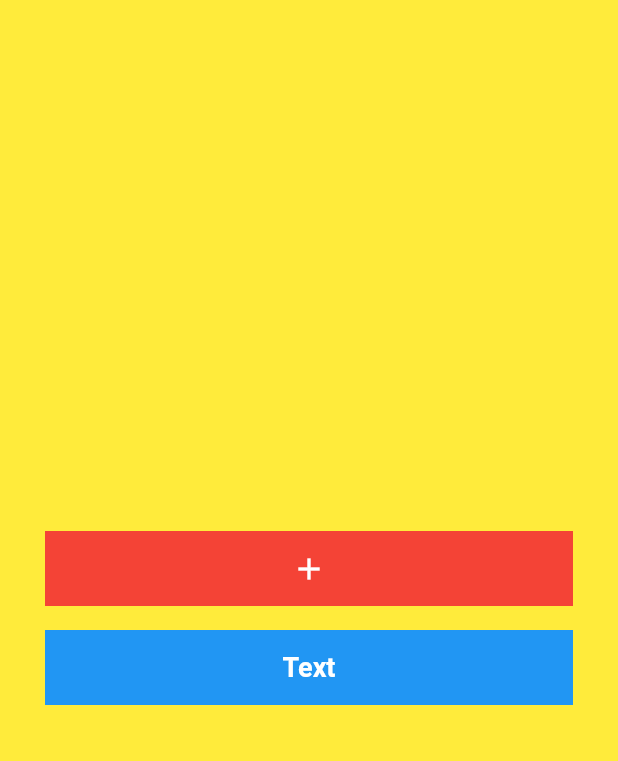
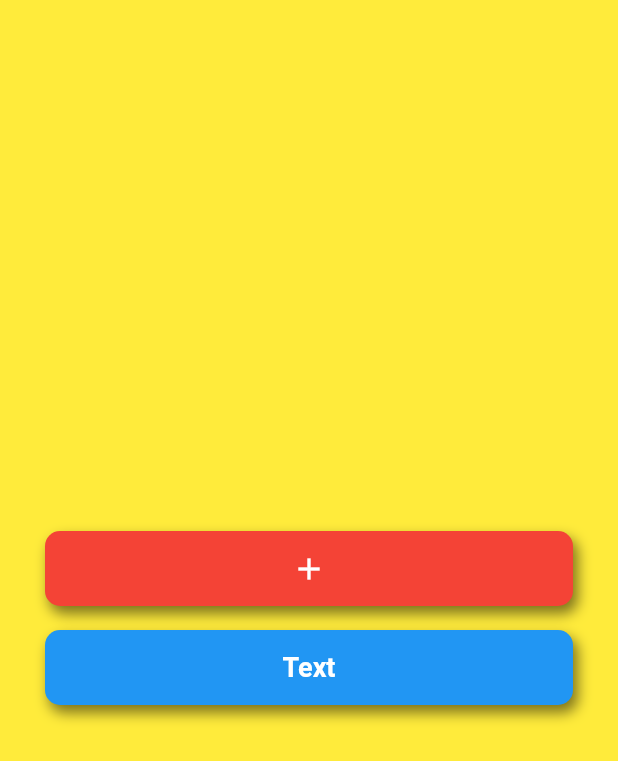
Before and after one commit to jsvitolo/flutter_design_course, a Flutter app: the screen it shows after launch, on a phone screen of 412 x 824 dp. Shown: the top 761 px of the screen. Run offline on Flutter 3.47's test engine with Material 2 defaults, Android fonts, the phone set to English and light mode, and no system bars.

Commit message:
Container transform

```diff
--- a/lib/main.dart
+++ b/lib/main.dart
@@ -35,9 +35,17 @@ class ButtonIcon extends StatelessWidget {
     return Padding(
       padding: const EdgeInsets.symmetric(vertical: 8, horizontal: 30),
       child: Container(
+        decoration: BoxDecoration(
+            color: Colors.red,
+            borderRadius: BorderRadius.circular(10),
+            boxShadow: <BoxShadow>[
+              BoxShadow(
+                  color: Colors.black.withOpacity(0.5),
+                  offset: Offset(3, 5),
+                  blurRadius: 7)
+            ]),
         width: double.infinity,
         height: 50,
-        color: Colors.red,
         child: Icon(
           Icons.add,
           color: Colors.white,
@@ -53,9 +61,17 @@ class ButtonText extends StatelessWidget {
     return Padding(
       padding: const EdgeInsets.symmetric(vertical: 8, horizontal: 30),
       child: Container(
+        decoration: BoxDecoration(
+            color: Colors.blue,
+            borderRadius: BorderRadius.circular(10),
+            boxShadow: <BoxShadow>[
+              BoxShadow(
+                  color: Colors.black.withOpacity(0.5),
+                  offset: Offset(3.0, 5.0),
+                  blurRadius: 7)
+            ]),
         width: double.infinity,
         height: 50,
-        color: Colors.blue,
         alignment: Alignment.center,
         child: Text(
           "Text",
```
